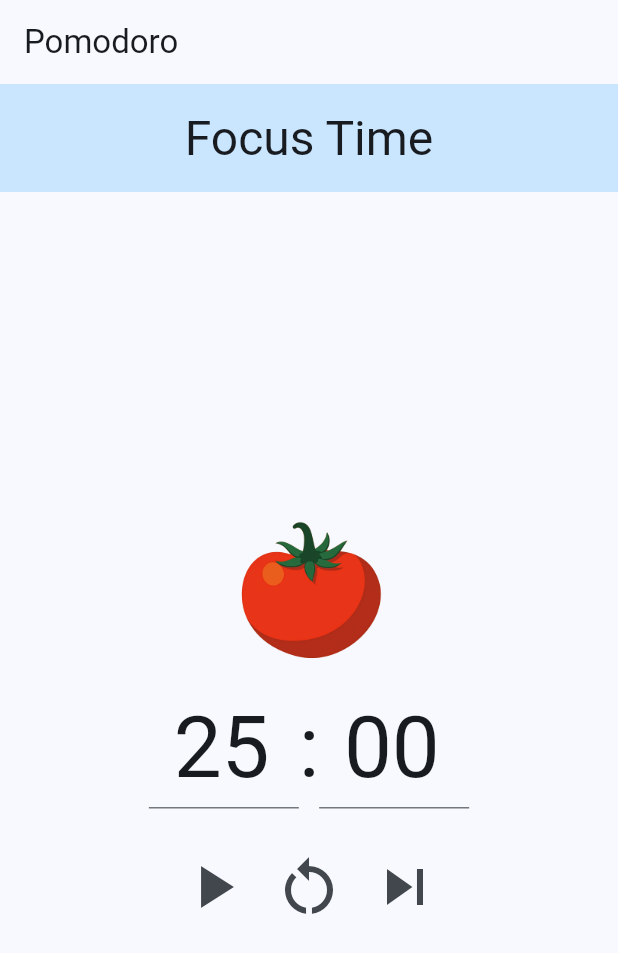
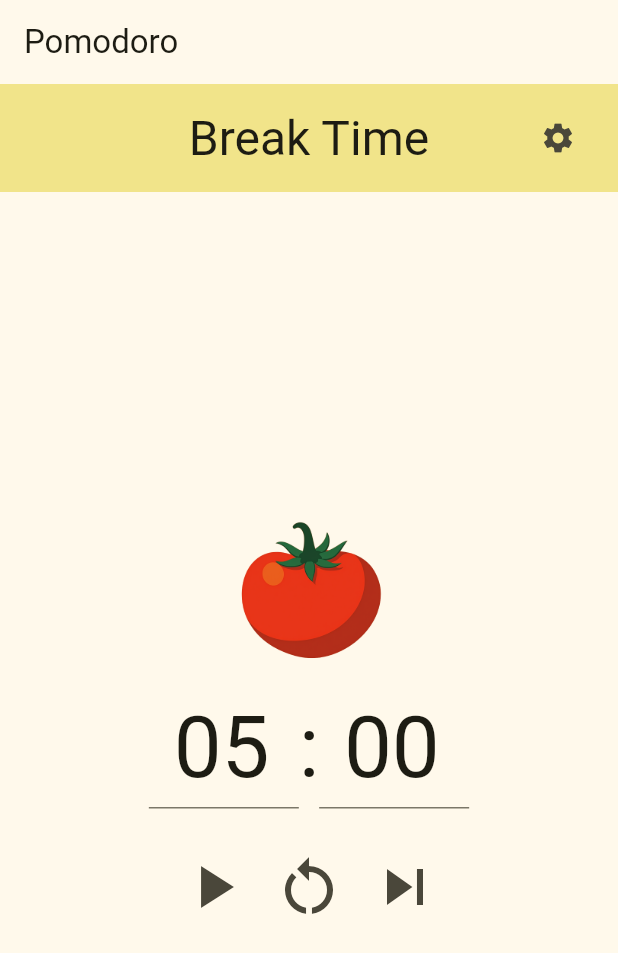
Before and after one commit to keeyank/Pomodoro, a Flutter app: the screen it shows after launch, after a tap on the "skip next" icon, on a phone screen of 412 x 824 dp. Shown: the top 953 px of the screen. Run offline on Flutter 3.47's test engine with Material 3 defaults, Android fonts, the phone set to English and light mode, and no system bars; our stand-ins replace audioplayers, vibration.

Commit message:
add settings icon

```diff
--- a/lib/main.dart
+++ b/lib/main.dart
@@ -60,16 +60,33 @@
       ),
       body: Column(
         children: [
-          Consumer<PomodoroMode>(
-            builder: (context, pomodoroMode, child) => Container(
+          Container(
             padding: EdgeInsets.all(16.0),
             width: double.infinity,
             color: Theme.of(context).colorScheme.primaryContainer,
-              child: Text(
+            child: Stack(
+              alignment: Alignment.center,
+              children: [
+                Consumer<PomodoroMode>(
+                  builder: (context, pomodoroMode, child) => Text(
                     pomodoroMode.mode == Mode.focus ? 'Focus Time' : 'Break Time',
                     style: Theme.of(context).textTheme.headlineLarge,
                     textAlign: TextAlign.center,
                   ),
+                ),
+                Positioned(
+                  right: 0,
+                  child: IconButton(
+                    icon: Icon(Icons.settings),
+                    onPressed: () {
+                      Navigator.push(
+                        context,
+                        MaterialPageRoute(builder: (context) => SettingsPage()),
+                      );
+                    },
+                  ),
+                ),
+              ],
             ),
           ),
           Expanded(
@@ -148,7 +165,9 @@
   }
 
   void _changeMode() {
+    if (_timer != null) {
       _timer!.cancel();
+    }
     _isTimerRunning = false;
     Mode currentMode = context.read<PomodoroMode>().toggleMode();
     _initialTime = currentMode == Mode.focus ? widget.initialTimeFocus : widget.initialTimeChill;
@@ -271,3 +290,17 @@
     );
   }
 }
+
+class SettingsPage extends StatelessWidget {
+  @override
+  Widget build(BuildContext context) {
+    return Scaffold(
+      appBar: AppBar(
+        title: Text('Settings'),
+      ),
+      body: Center(
+        child: Text('Settings page placeholder'),
+      ),
+    );
+  }
+}
```
Also changed, not shown: 3 other files. Lines whose indentation alone changed are shown as unchanged.
